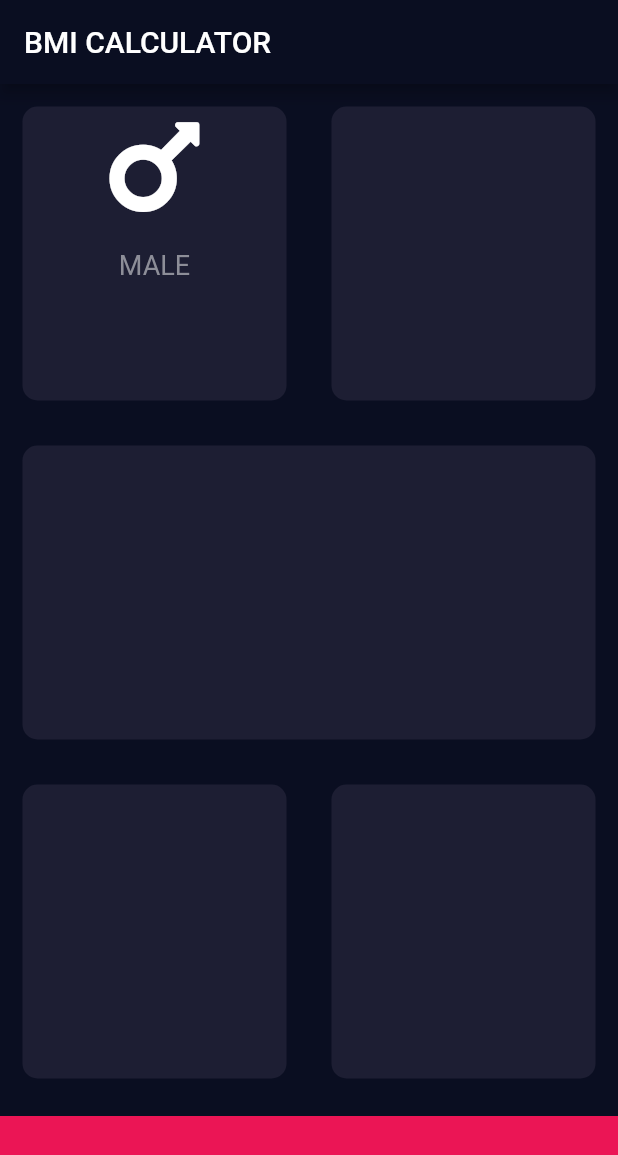
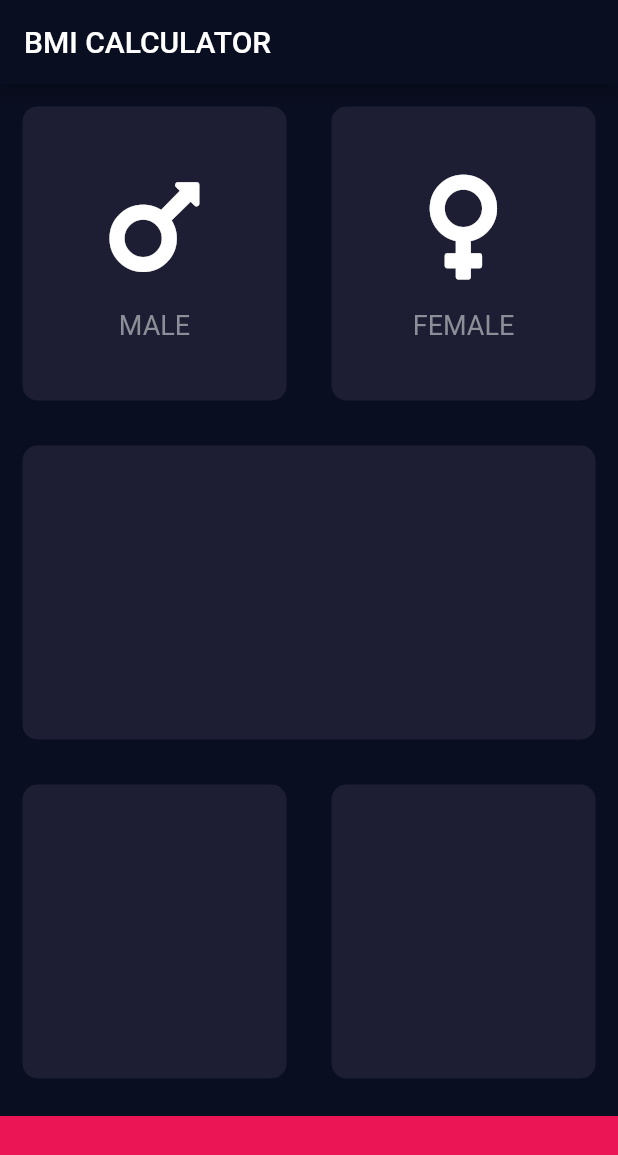
Before and after one commit to rgarbi/flutter_course_first_app, a Flutter app: the screen it shows after launch, on a phone screen of 412 x 824 dp. Shown: the top 1155 px of the screen. Run offline on Flutter 3.47's test engine with Material 2 defaults, Android fonts, the light colour scheme and no system bars; our stand-ins replace audioplayers, font_awesome_flutter, rflutter_alert.

Commit message:
extract more stuff

```diff
--- a/bmi_calculator/lib/input_page.dart
+++ b/bmi_calculator/lib/input_page.dart
@@ -27,29 +27,19 @@ class _InputPageState extends State<InputPage> {
                   Expanded(
                     child: ReusableCard(
                       color: backgroundCardColor,
-                      child: Column(
-                        children: <Widget>[
-                          Icon(
-                            FontAwesomeIcons.mars,
-                            size: 80.0,
-                          ),
-                          SizedBox(
-                            height: 15.0,
-                          ),
-                          Text(
-                            'MALE',
-                            style: TextStyle(
-                              fontSize: 18.0,
-                              color: Color(0xFF8D8E98),
-                            ),
-                          ),
-                        ],
+                      child: IconContentWidget(
+                        text: 'MALE',
+                        iconography: FontAwesomeIcons.mars,
                       ),
                     ),
                   ),
                   Expanded(
                     child: ReusableCard(
                       color: backgroundCardColor,
+                      child: IconContentWidget(
+                        text: 'FEMALE',
+                        iconography: FontAwesomeIcons.venus,
+                      ),
                     ),
                   ),
                 ],
@@ -95,6 +85,36 @@ class _InputPageState extends State<InputPage> {
   }
 }
 
+class IconContentWidget extends StatelessWidget {
+  final String text;
+  final IconData iconography;
+
+  IconContentWidget({this.text, this.iconography});
+
+  @override
+  Widget build(BuildContext context) {
+    return Column(
+      mainAxisAlignment: MainAxisAlignment.center,
+      children: <Widget>[
+        Icon(
+          iconography,
+          size: 80.0,
+        ),
+        SizedBox(
+          height: 15.0,
+        ),
+        Text(
+          text,
+          style: TextStyle(
+            fontSize: 18.0,
+            color: Color(0xFF8D8E98),
+          ),
+        ),
+      ],
+    );
+  }
+}
+
 class ReusableCard extends StatelessWidget {
   final Color color;
   final Widget child;
```
